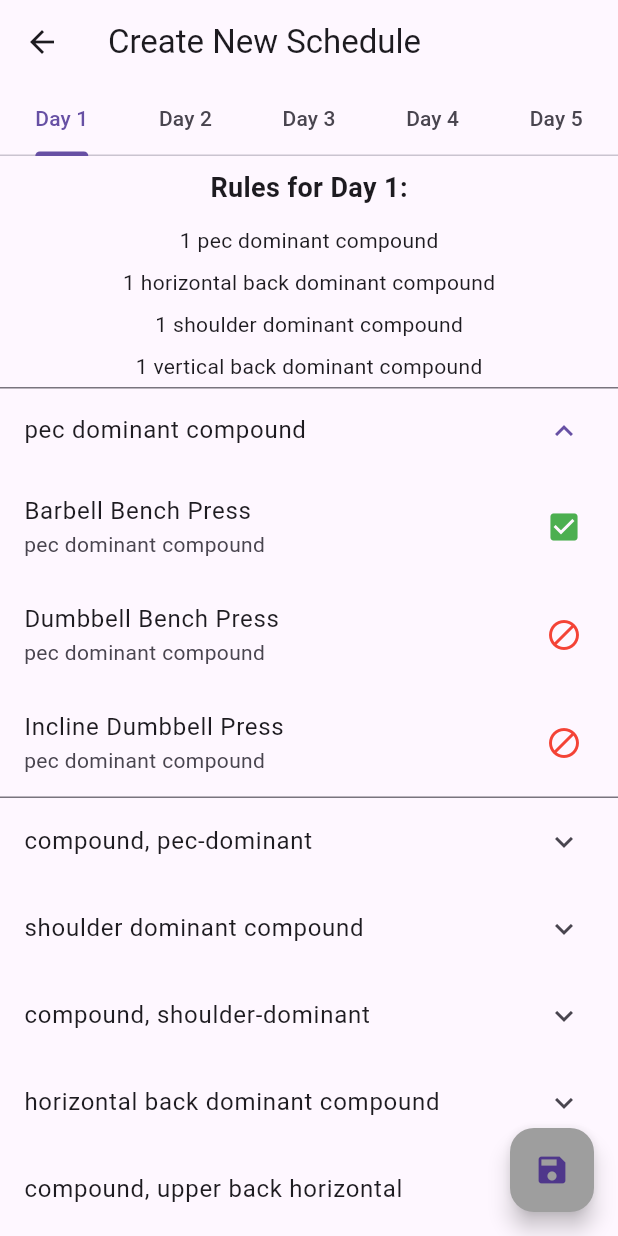
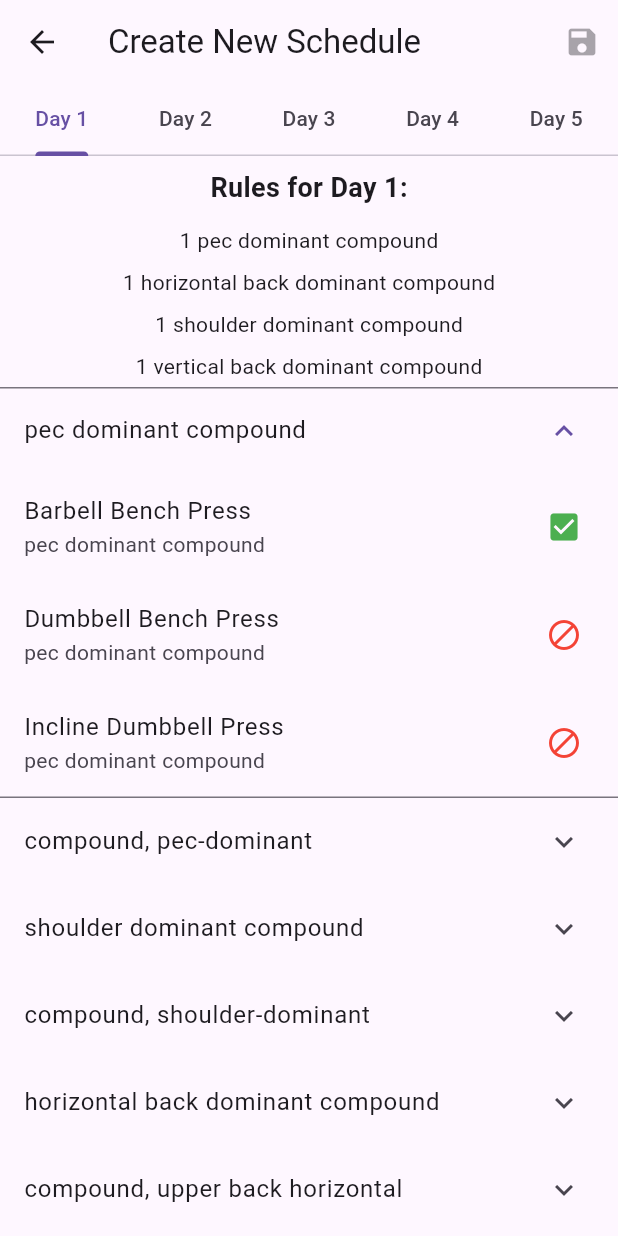
Before and after one commit to Phuzzle/fitpal-flutter, a Flutter app: the NewScheduleScreen screen opened directly, after a tap on "pec dominant compound", after a tap on "Barbell Bench Press", on a phone screen of 412 x 824 dp. Run offline on Flutter 3.47's test engine with Material 3 defaults, Android fonts, the phone set to English and light mode, and no system bars; our stand-ins replace cloud_firestore, flutter_local_notifications, hive, hive_flutter, timezone; accounts and stored records are empty; generated files the repository leaves out were written again.

Commit message:
fix: Move save button to app bar and improve exercise selection

```diff
--- a/lib/screens/new_schedule_screen.dart
+++ b/lib/screens/new_schedule_screen.dart
@@ -167,6 +167,14 @@ class _NewScheduleScreenState extends State<NewScheduleScreen> {
               Tab(text: 'Day 5'),
             ],
           ),
+          actions: [
+            IconButton(
+              icon: Icon(Icons.save),
+              onPressed: _isScheduleComplete()
+                  ? () => _saveSchedule(Schedule(id: 'default', weeklySchedule: _selectedExercises))
+                  : null,
+            ),
+          ],
         ),
         body: TabBarView(
           children: [
@@ -195,10 +203,13 @@ class _NewScheduleScreenState extends State<NewScheduleScreen> {
                             return GestureDetector(
                               onTap: () {
                                 print('Tapped on ${exercise.name}'); // Debug print
-                                if (canSelect) {
+                                if (canSelect || isSelected) {
                                   _toggleExerciseSelection(day, exercise);
                                 } else {
                                   print('Cannot select ${exercise.name}'); // Debug print
+                                  ScaffoldMessenger.of(context).showSnackBar(
+                                    SnackBar(content: Text('Cannot select more exercises of this type for $day')),
+                                  );
                                 }
                               },
                               child: ListTile(
@@ -218,11 +229,6 @@ class _NewScheduleScreenState extends State<NewScheduleScreen> {
                 ],
               ),
           ],
-        ),
-        floatingActionButton: FloatingActionButton(
-          onPressed: _isScheduleComplete() ? () => _saveSchedule(Schedule(id: 'default', weeklySchedule: _selectedExercises)) : null,
-          child: Icon(Icons.save),
-          backgroundColor: _isScheduleComplete() ? Theme.of(context).primaryColor : Colors.grey,
         ),
       ),
     );
```
